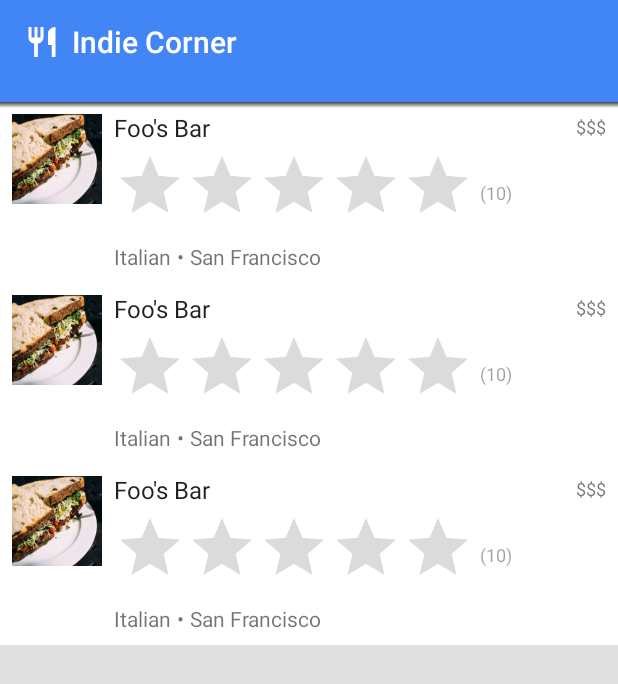
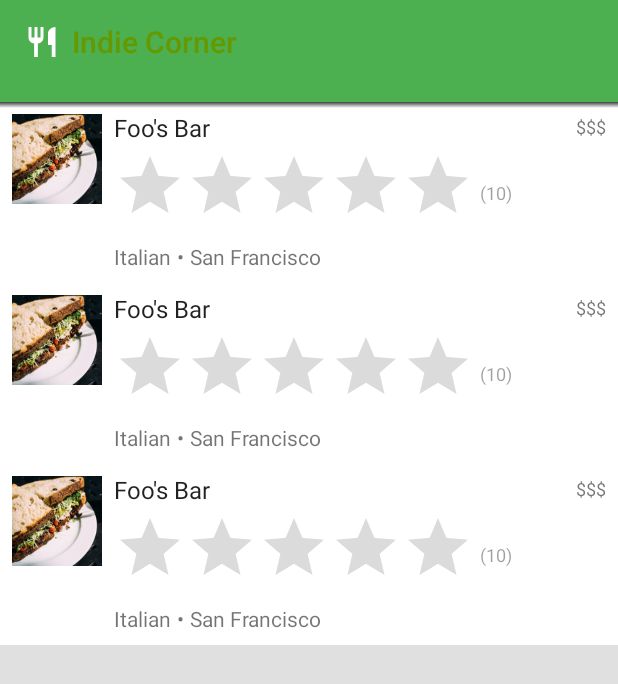
Before and after one commit to Delug3/IndieCorner, an Android app: the layout activity_main.xml on its own in the app's theme, with its tools: preview values and no code run, on a phone screen of 412 x 824 dp. Shown: the top 684 px of the screen. Run offline under Robolectric (Android 15) with nearby library versions, the phone set to English and light mode, and no system bars; plain views replace MaterialRatingBar.

Commit message:
Refactorizacion funciones y variables

```diff
--- a/app/src/main/java/com/delug3/indiecorner/activities/MainActivity.java
+++ b/app/src/main/java/com/delug3/indiecorner/activities/MainActivity.java
@@ -190,10 +190,10 @@ public class MainActivity extends AppCompatActivity implements
 
 
     @Override
-    public void onJuegoSelected(DocumentSnapshot restaurant) {
-        // Go to the details page for the selected restaurant
+    public void onJuegoSelected(DocumentSnapshot juego) {
+        // Go to the details page for the selected juego
         Intent intent = new Intent(this, Juego_Detalle_Activity.class);
-        intent.putExtra(Juego_Detalle_Activity.KEY_RESTAURANT_ID, restaurant.getId());
+        intent.putExtra(Juego_Detalle_Activity.KEY_JUEGO_ID, juego.getId());
 
         startActivity(intent);
     }
--- a/app/src/main/res/layout/activity_main.xml
+++ b/app/src/main/res/layout/activity_main.xml
@@ -17,7 +17,7 @@
         app:popupTheme="@style/Theme.AppCompat.Light.DarkActionBar"
         app:title="@string/app_name"
         app:titleMarginStart="24dp"
-        app:titleTextColor="@android:color/white" />
+        app:titleTextColor="@android:color/holo_green_dark" />
 
     <FrameLayout
         android:id="@+id/filter_bar_container"
--- a/app/src/main/res/values/colors.xml
+++ b/app/src/main/res/values/colors.xml
@@ -1,7 +1,7 @@
 <?xml version="1.0" encoding="utf-8"?>
 <resources>
-    <color name="colorPrimary">#4285F4</color>
-    <color name="colorPrimaryDark">#3367D6</color>
+    <color name="colorPrimary">#4CAF50</color>
+    <color name="colorPrimaryDark">#4CAF50</color>
     <color name="colorAccent">#F4B400</color>
 
     <color name="greyPrimary">#DE000000</color>
```
Also changed, not shown: app/src/main/java/com/delug3/indiecorner/activities/Juego_Detalle_Activity.java (+20 -20 lines), app/src/main/res/layout/activity_juego_detail.xml (renamed from app/src/main/res/layout/activity_restaurant_detail.xml), app/src/main/res/mipmap-hdpi/ic_launcher.png, app/src/main/res/mipmap-mdpi/ic_launcher.png, app/src/main/res/mipmap-xhdpi/ic_launcher.png, app/src/main/res/mipmap-xxhdpi/ic_launcher.png, app/src/main/res/mipmap-xxxhdpi/ic_launcher.png.
